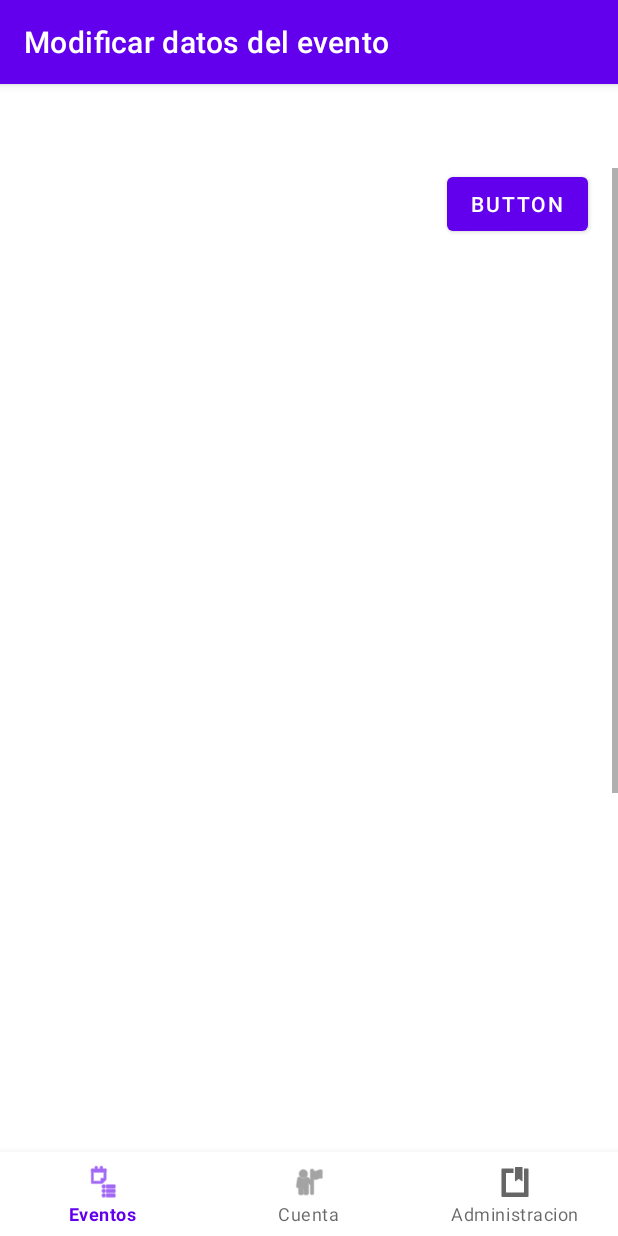
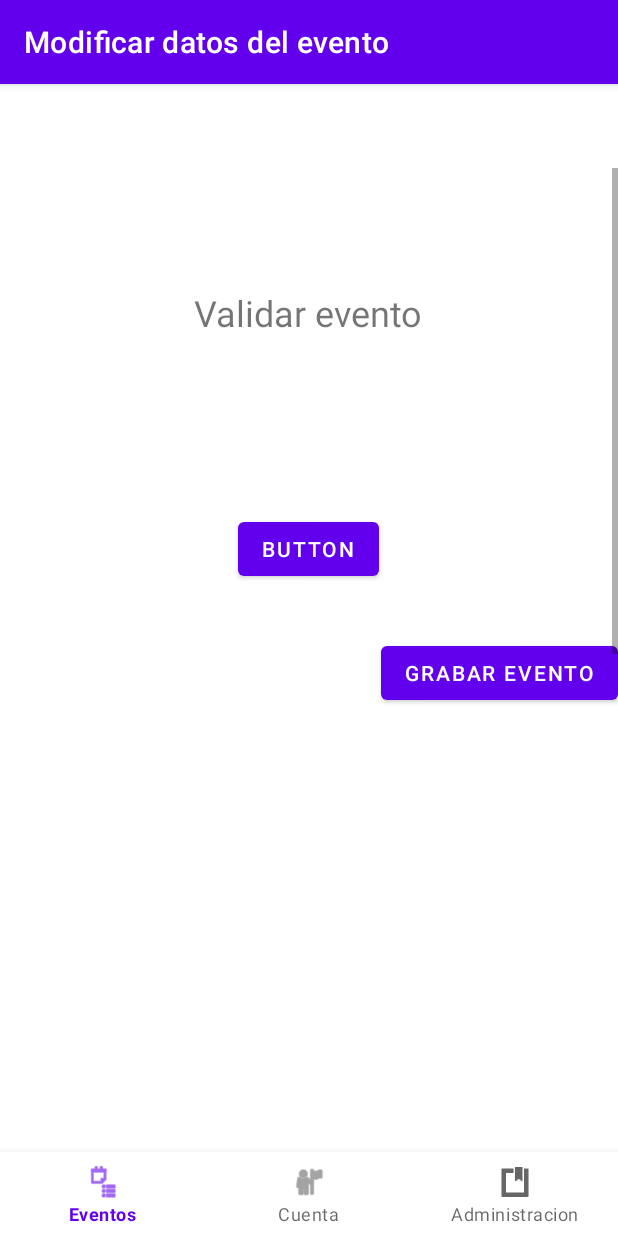
Before and after one commit to MartinForitano/IncendiApp, an Android app: the modificar_evento screen opened through its navigation route, on a phone screen of 412 x 824 dp. Run offline under Robolectric (Android 15) with nearby library versions, the phone set to English and light mode, and no system bars; our stand-ins replace navigation-ui; 1 statement that could not run was skipped.

Commit message:
Version 0.0.28

```diff
--- a/app/src/main/res/layout/fragment_modificar_evento.xml
+++ b/app/src/main/res/layout/fragment_modificar_evento.xml
@@ -14,24 +14,48 @@
         <LinearLayout
             android:layout_width="match_parent"
             android:layout_height="wrap_content"
-            android:orientation="vertical">
+            android:orientation="vertical"
+            android:visibility="visible">
 
             <androidx.constraintlayout.widget.ConstraintLayout
                 android:id="@+id/lay_modif_validador"
                 android:layout_width="match_parent"
-                android:layout_height="match_parent"
-                tools:visibility="invisible">
+                android:layout_height="395dp"
+                tools:visibility="visible">
 
                 <Button
                     android:id="@+id/btn_verificacionEventoValidador"
                     android:layout_width="wrap_content"
                     android:layout_height="wrap_content"
-                    android:layout_marginTop="48dp"
-                    android:layout_marginEnd="20dp"
                     android:onClick="verificacionEvento"
                     android:text="Button"
+                    app:layout_constraintBottom_toBottomOf="parent"
                     app:layout_constraintEnd_toEndOf="parent"
-                    app:layout_constraintTop_toBottomOf="@+id/tv_tituloModificar" />
+                    app:layout_constraintHorizontal_bias="0.498"
+                    app:layout_constraintStart_toStartOf="parent"
+                    app:layout_constraintTop_toBottomOf="@+id/textView14" />
+
+                <TextView
+                    android:id="@+id/textView14"
+                    android:layout_width="wrap_content"
+                    android:layout_height="wrap_content"
+                    android:layout_marginTop="80dp"
+                    android:text="Validar evento"
+                    android:textSize="24sp"
+                    app:layout_constraintEnd_toEndOf="parent"
+                    app:layout_constraintHorizontal_bias="0.498"
+                    app:layout_constraintStart_toStartOf="parent"
+                    app:layout_constraintTop_toTopOf="parent" />
+
+                <Button
+                    android:id="@+id/btn_grabar_evento_validador"
+                    android:layout_width="wrap_content"
+                    android:layout_height="wrap_content"
+                    android:onClick="editarEvento"
+                    android:text="Grabar evento"
+                    app:layout_constraintBottom_toBottomOf="parent"
+                    app:layout_constraintEnd_toEndOf="parent"
+                    app:layout_constraintTop_toBottomOf="@+id/btn_verificacionEventoValidador" />
             </androidx.constraintlayout.widget.ConstraintLayout>
 
             <androidx.constraintlayout.widget.ConstraintLayout
```
Also changed, not shown: app/src/main/java/org/unse/incendiapp/MainActivity.java (+46 -21 lines), app/src/main/java/org/unse/incendiapp/UI/administracion.java (+12 -3 lines), 1 other file.
